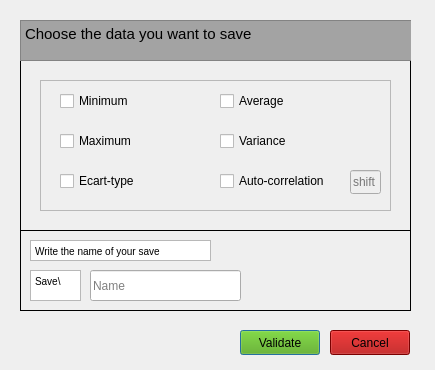
Above: Affichage/Sources/savewindow.ui from Samy206/Evaluation_vectorielle before the change. Below: the same form after it.
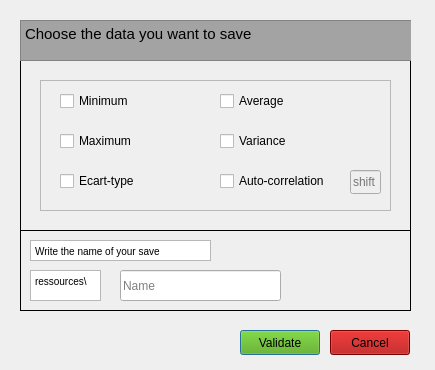
That is the form after the change.

Commit message: Modification de la fenêtre save

```diff
--- a/Affichage/Sources/savewindow.ui
+++ b/Affichage/Sources/savewindow.ui
@@ -1569,9 +1569,9 @@
    <widget class="QLineEdit" name="LineEdit_Name">
     <property name="geometry">
      <rect>
-      <x>70</x>
+      <x>100</x>
       <y>40</y>
-      <width>151</width>
+      <width>161</width>
       <height>31</height>
      </rect>
     </property>
@@ -1590,7 +1590,7 @@
      <rect>
       <x>10</x>
       <y>40</y>
-      <width>51</width>
+      <width>71</width>
       <height>31</height>
      </rect>
     </property>
@@ -1604,8 +1604,8 @@
      <string>&lt;!DOCTYPE HTML PUBLIC &quot;-//W3C//DTD HTML 4.0//EN&quot; &quot;http://www.w3.org/TR/REC-html40/strict.dtd&quot;&gt;
 &lt;html&gt;&lt;head&gt;&lt;meta name=&quot;qrichtext&quot; content=&quot;1&quot; /&gt;&lt;style type=&quot;text/css&quot;&gt;
 p, li { white-space: pre-wrap; }
-&lt;/style&gt;&lt;/head&gt;&lt;body style=&quot; font-family:'MS Shell Dlg 2'; font-size:7.8pt; font-weight:400; font-style:normal;&quot;&gt;
-&lt;p style=&quot; margin-top:0px; margin-bottom:0px; margin-left:0px; margin-right:0px; -qt-block-indent:0; text-indent:0px;&quot;&gt;Save\&lt;/p&gt;&lt;/body&gt;&lt;/html&gt;</string>
+&lt;/style&gt;&lt;/head&gt;&lt;body style=&quot; font-family:'Sans'; font-size:10pt; font-weight:400; font-style:normal;&quot;&gt;
+&lt;p style=&quot; margin-top:0px; margin-bottom:0px; margin-left:0px; margin-right:0px; -qt-block-indent:0; text-indent:0px;&quot;&gt;&lt;span style=&quot; font-family:'MS Shell Dlg 2'; font-size:7.8pt;&quot;&gt;ressources\&lt;/span&gt;&lt;/p&gt;&lt;/body&gt;&lt;/html&gt;</string>
     </property>
     <property name="overwriteMode">
      <bool>false</bool>
```
Left out of the diff: 10 changed lines with no effect on the pictures. The commit also changes 1 other file.
